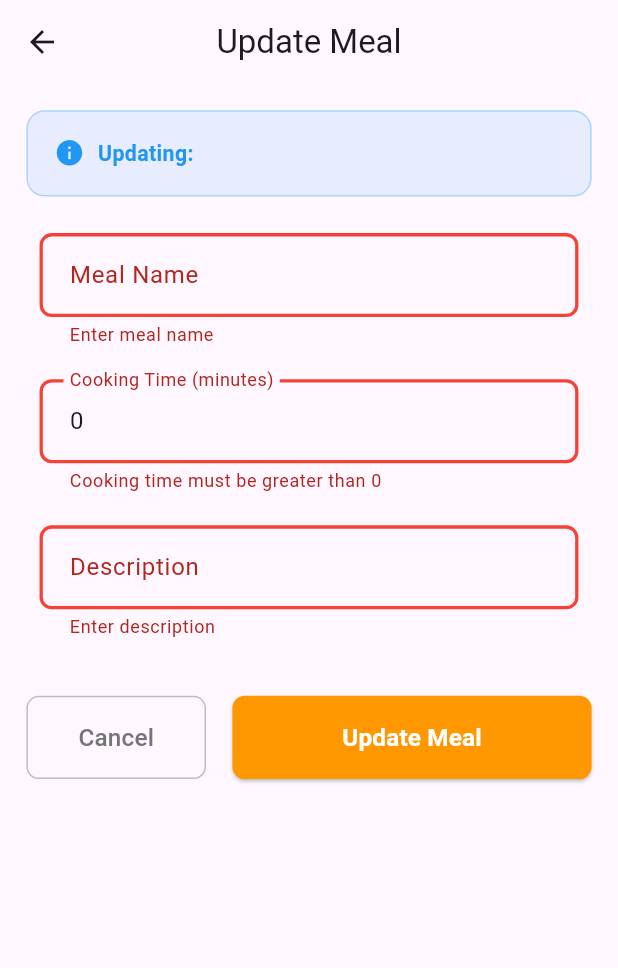
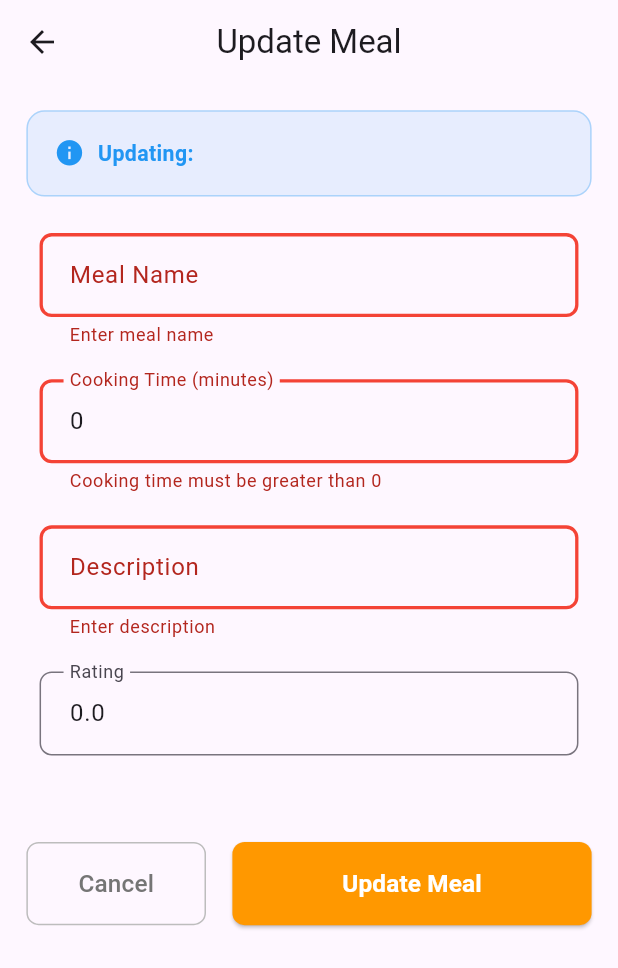
Before and after one commit to ahmedemad1542/Meal_Mate-App, a Flutter app: the UpdateMealScreen screen opened directly with empty values, after a tap on "Update Meal", on a phone screen of 412 x 824 dp. Shown: the top 968 px of the screen. Run offline on Flutter 3.47's test engine with Material 3 defaults, Android fonts, the phone set to English and light mode, and no system bars; our stand-ins replace dartz, dio, dots_indicator, flutter_bloc, flutter_screenutil, flutter_svg and 5 more; accounts and stored records are empty.

Commit message:
fix rating update

```diff
--- a/lib/features/meals/update_meal/view/update_meal_screen.dart
+++ b/lib/features/meals/update_meal/view/update_meal_screen.dart
@@ -24,6 +24,8 @@ class UpdateMealScreen extends StatelessWidget {
       TextEditingController(text: meal.cookingTime.toString());
   late final TextEditingController _descriptionController =
       TextEditingController(text: meal.describtion);
+  late final TextEditingController _ratingController =
+      TextEditingController(text: meal.rating.toString());
 
   @override
   Widget build(BuildContext context) {
@@ -131,6 +133,8 @@ class UpdateMealScreen extends StatelessWidget {
                     validator: (value) =>
                         value == null || value.isEmpty ? "Enter description" : null,
                   ),
+                  SizedBox(height: 16.h),
+                  CustomTextFormField(label: 'Rating', controller: _ratingController, keyboardType: TextInputType.number,),
 
                   SizedBox(height: 32.h),
 
@@ -185,7 +189,7 @@ class UpdateMealScreen extends StatelessWidget {
                                       cookingTime: int.parse(_cookingTimeController.text),
                                       describtion: _descriptionController.text.trim(),
                                       imagePath: meal.imagePath,
-                                      rating:  meal.rating,
+                                      rating:  double.tryParse(_ratingController.text) ?? meal.rating,
                                     );
 
                                     context.read<UpdateMealCubit>().updateMealByKey(
```
Also changed, not shown: lib/core/widgets/meal_card.dart (+7 -13 lines).
